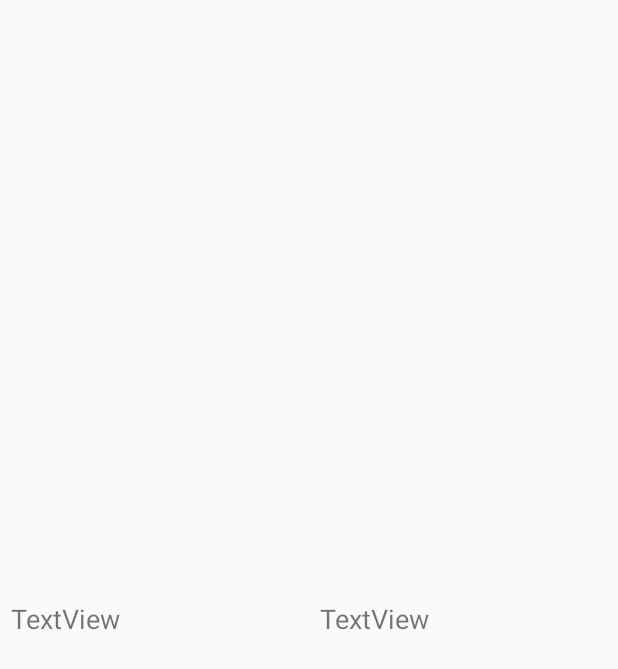
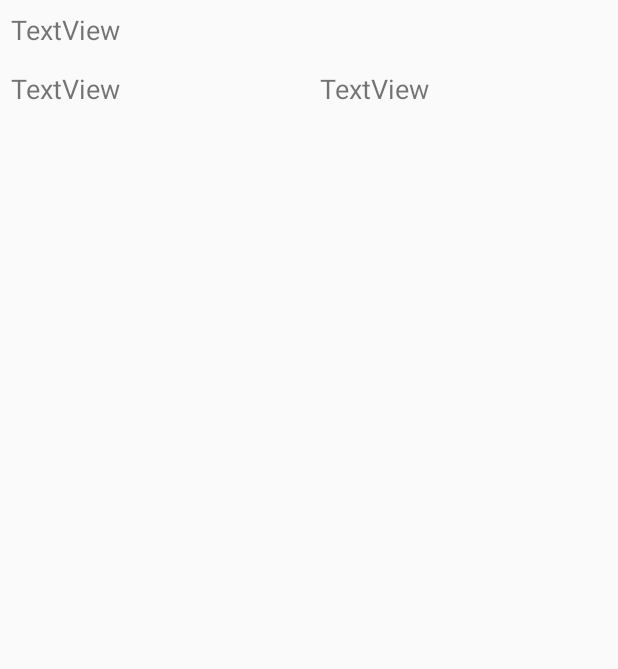
Before and after one commit to mkizhevsk/MySpace, an Android app: the layout contact_list_item.xml on its own in the app's theme, with its tools: preview values and no code run, on a phone screen of 412 x 824 dp. Shown: the top 669 px of the screen. Run offline under Robolectric (Android 15) with nearby library versions, the light colour scheme and no system bars.

Commit message:
some changes

```diff
--- a/app/src/main/java/com/example/myspace/MainActivity.java
+++ b/app/src/main/java/com/example/myspace/MainActivity.java
@@ -106,7 +106,7 @@ public class MainActivity extends AppCompatActivity {
 //                baseService.deleteData(1);
                 break;
             case 4:
-                baseService.readContacts();
+                baseService.getContacts();
                 baseService.readNotes();
                 break;
             case 5:
--- a/app/src/main/java/com/example/myspace/data/DBHelper.java
+++ b/app/src/main/java/com/example/myspace/data/DBHelper.java
@@ -17,6 +17,7 @@ public class DBHelper extends SQLiteOpenHelper {
     private static final String TABLE_CONTACT =
             "create table contact ("
                                     + "id integer primary key autoincrement, "
+                                    + "name text, "
                                     + "phone text, "
                                     + "email text, "
                                     + "group_id integer" + ");";
--- a/app/src/main/res/layout/contact_list_item.xml
+++ b/app/src/main/res/layout/contact_list_item.xml
@@ -1,9 +1,31 @@
 <?xml version="1.0" encoding="utf-8"?>
 <androidx.constraintlayout.widget.ConstraintLayout xmlns:android="http://schemas.android.com/apk/res/android"
     xmlns:app="http://schemas.android.com/apk/res-auto"
-    xmlns:tools="http://schemas.android.com/tools"
     android:layout_width="match_parent"
-    android:layout_height="match_parent">
+    android:layout_height="wrap_content">
+
+    <TextView
+        android:id="@+id/name"
+        android:layout_width="0dp"
+        android:layout_height="wrap_content"
+        android:gravity="center_vertical"
+        android:padding="7dp"
+        android:text="TextView"
+        android:textSize="18sp"
+        app:layout_constraintTop_toTopOf="parent"
+        app:layout_constraintBottom_toTopOf="@id/data"
+        app:layout_constraintLeft_toLeftOf="parent"
+        app:layout_constraintRight_toRightOf="parent"></TextView>
+
+    <androidx.constraintlayout.widget.ConstraintLayout xmlns:android="http://schemas.android.com/apk/res/android"
+        xmlns:app="http://schemas.android.com/apk/res-auto"
+        android:id="@+id/data"
+        android:layout_width="match_parent"
+        android:layout_height="wrap_content"
+        app:layout_constraintBottom_toBottomOf="parent"
+        app:layout_constraintLeft_toLeftOf="parent"
+        app:layout_constraintRight_toRightOf="parent"
+        app:layout_constraintTop_toBottomOf="@id/name">
 
         <TextView
             android:id="@+id/phone"
@@ -32,3 +54,7 @@
             app:layout_constraintTop_toTopOf="parent"></TextView>
 
     </androidx.constraintlayout.widget.ConstraintLayout>
+
+
+
+</androidx.constraintlayout.widget.ConstraintLayout>
--- a/app/src/main/res/values/strings.xml
+++ b/app/src/main/res/values/strings.xml
@@ -5,6 +5,7 @@
     <string name="hello_blank_fragment">Hello blank fragment</string>
 
     <string-array name="contact_groups">
+        <item></item>
         <item>работа</item>
         <item>разное</item>
     </string-array>
```
Also changed, not shown: app/src/main/java/com/example/myspace/PhonesActivity.java (+48 -15 lines), app/src/main/java/com/example/myspace/data/BaseService.java (+62 -50 lines), app/src/main/java/com/example/myspace/data/ContactAdapter.java (+19 -27 lines), app/src/main/java/com/example/myspace/data/entity/Contact.java (+12 -1 lines). Lines whose indentation alone changed are shown as unchanged.
